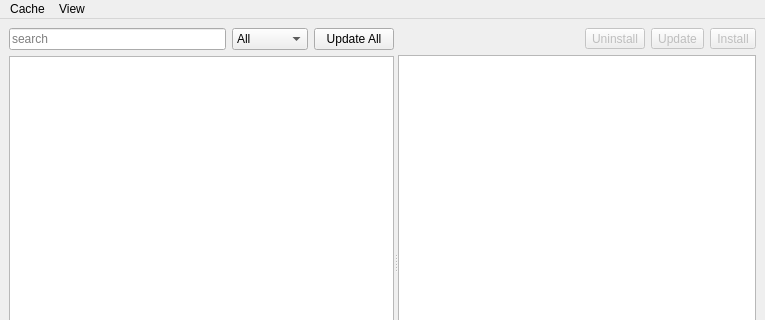
Above: src/omnipkg/mainwindow.ui from Icosahunter/omnipkg before the change; both pictures show x 0 to 765 and y 0 to 320 of the 765 by 526 pixel window. Below: the same form after it.
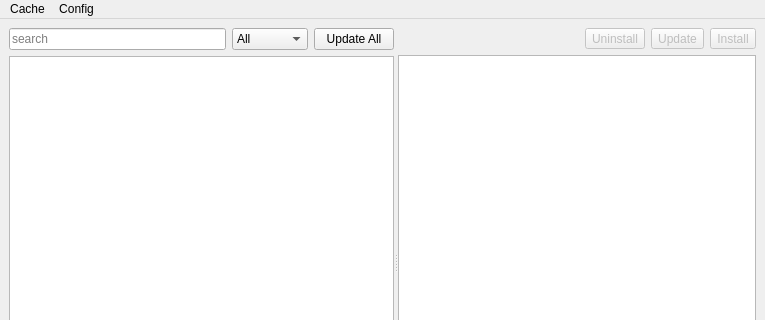
That is the form after the change.

What changed in the file:
```diff
--- a/src/omnipkg/mainwindow.ui
+++ b/src/omnipkg/mainwindow.ui
@@ -182,14 +182,14 @@
     <addaction name="clearPackageIndexesAction"/>
     <addaction name="indexPackagesAction"/>
    </widget>
-   <widget class="QMenu" name="menuView">
+   <widget class="QMenu" name="menuconfig">
     <property name="title">
-     <string>View</string>
+     <string>Config</string>
     </property>
     <addaction name="columnsAction"/>
    </widget>
    <addaction name="menucache"/>
-   <addaction name="menuView"/>
+   <addaction name="menuconfig"/>
   </widget>
   <widget class="QStatusBar" name="statusbar"/>
   <action name="indexPackagesAction">
```
Left out of the diff: 22 changed lines with no effect on the pictures.
